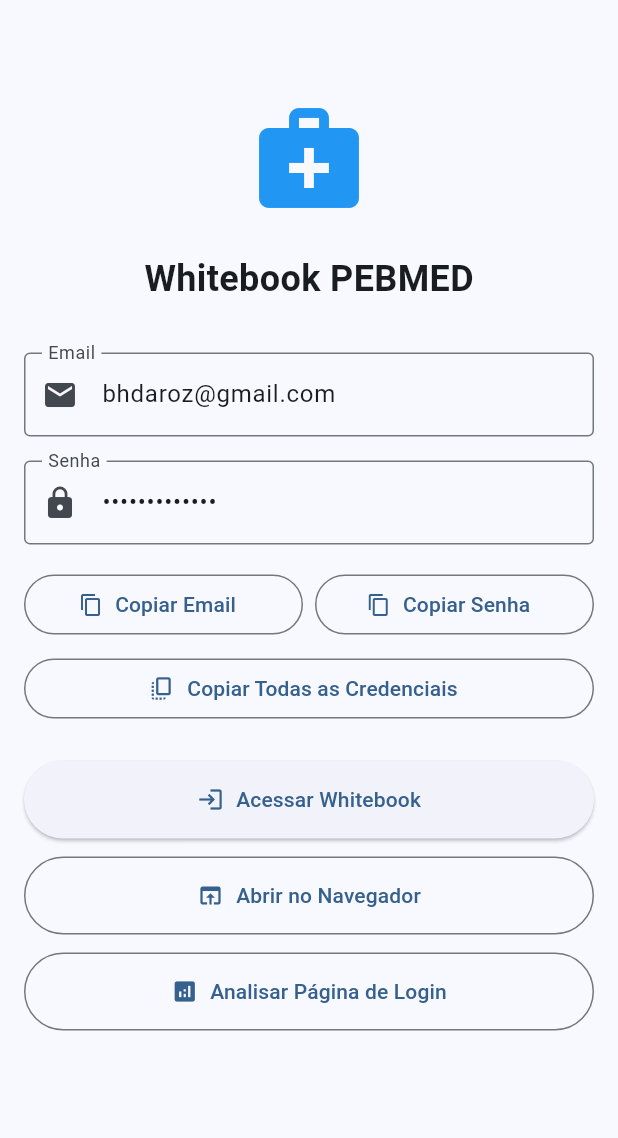
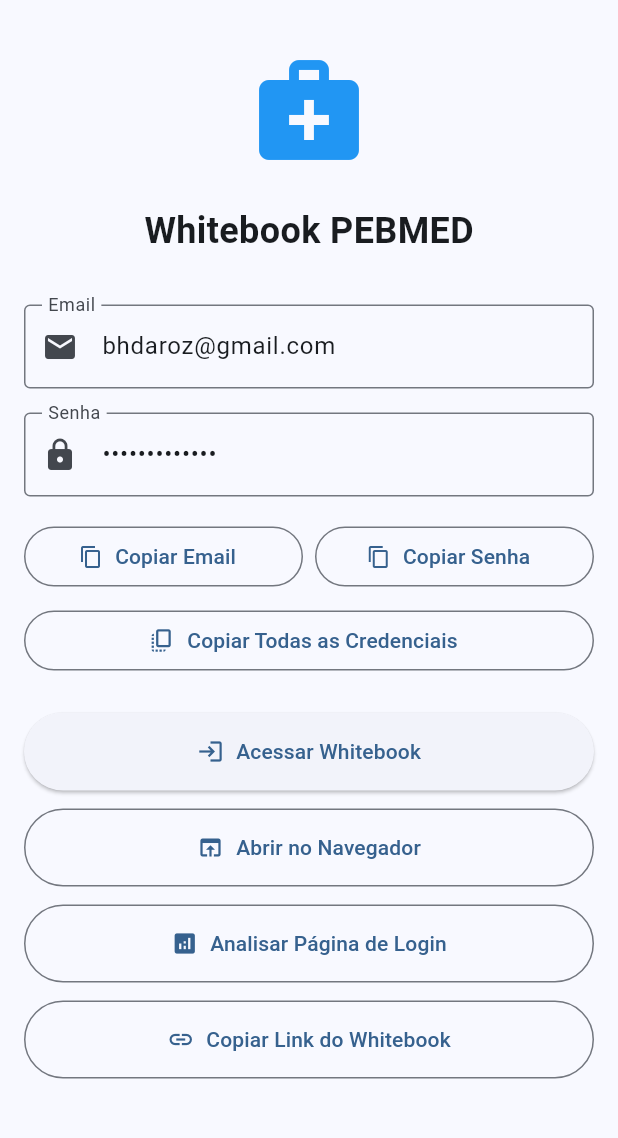
Before and after one commit to brunoCalcAnestesica/mc_book, a Flutter app: the screen it shows after launch, after a tap on "Copiar Senha", after a tap on "Abrir no Navegador", on a phone screen of 412 x 824 dp, the part 84-1222 px from its top. Run offline on Flutter 3.47's test engine with Material 3 defaults, Android fonts, the phone set to English and light mode, and no system bars; our stand-ins replace shared_preferences.

Commit message:
Fix browser opening issues and add link copying functionality

```diff
--- a/lib/main.dart
+++ b/lib/main.dart
@@ -90,11 +90,18 @@
     try {
       // Tentar abrir a página principal primeiro
       final mainUrl = Uri.parse('https://whitebook.pebmed.com.br/home/');
-      if (await canLaunchUrl(mainUrl)) {
+      bool launched = false;
+
+      try {
+        launched = await launchUrl(mainUrl, mode: LaunchMode.externalApplication);
+      } catch (e) {
+        print('Erro ao abrir página principal: $e');
+      }
+
+      if (launched) {
         setState(() {
-          _statusMessage = 'Abrindo página principal...';
+          _statusMessage = 'Página principal aberta!';
         });
-        await launchUrl(mainUrl, mode: LaunchMode.externalApplication);
       } else {
         // Se não conseguir, abrir página de login
         await _openWhitebookInBrowser();
@@ -105,15 +112,51 @@
   }
 
   Future<void> _openWhitebookInBrowser() async {
-    final url = Uri.parse('https://whitebook.pebmed.com.br/login/');
-    if (await canLaunchUrl(url)) {
+    try {
+      final url = Uri.parse('https://whitebook.pebmed.com.br/login/');
+
+      // Tentar diferentes modos de abertura
+      bool launched = false;
+
+      // Método 1: Modo externo
+      try {
+        launched = await launchUrl(url, mode: LaunchMode.externalApplication);
+      } catch (e) {
+        print('Erro no modo externo: $e');
+      }
+
+      // Método 2: Se falhar, tentar modo in-app
+      if (!launched) {
+        try {
+          launched = await launchUrl(url, mode: LaunchMode.inAppWebView);
+        } catch (e) {
+          print('Erro no modo in-app: $e');
+        }
+      }
+
+      // Método 3: Se ainda falhar, tentar modo padrão
+      if (!launched) {
+        try {
+          launched = await launchUrl(url);
+        } catch (e) {
+          print('Erro no modo padrão: $e');
+        }
+      }
+
+      if (launched) {
+        setState(() {
+          _statusMessage = 'Navegador aberto com sucesso!';
+        });
+      } else {
+        setState(() {
+          _statusMessage = 'Não foi possível abrir o navegador. Tente copiar o link manualmente.';
+        });
+        // Copiar URL para área de transferência
+        await Clipboard.setData(ClipboardData(text: url.toString()));
+      }
+    } catch (e) {
       setState(() {
-        _statusMessage = 'Abrindo no navegador...';
-      });
-      await launchUrl(url, mode: LaunchMode.externalApplication);
-    } else {
-      setState(() {
-        _statusMessage = 'Não foi possível abrir o navegador';
+        _statusMessage = 'Erro ao abrir navegador: $e';
       });
     }
   }
@@ -154,6 +197,22 @@
     await Clipboard.setData(ClipboardData(text: _passwordController.text));
     setState(() {
       _statusMessage = 'Senha copiada!';
+    });
+
+    Future.delayed(const Duration(seconds: 2), () {
+      if (mounted) {
+        setState(() {
+          _statusMessage = '';
+        });
+      }
+    });
+  }
+
+  Future<void> _copyWhitebookLink() async {
+    const url = 'https://whitebook.pebmed.com.br/login/';
+    await Clipboard.setData(ClipboardData(text: url));
+    setState(() {
+      _statusMessage = 'Link do Whitebook copiado!';
     });
 
     Future.delayed(const Duration(seconds: 2), () {
@@ -403,6 +462,18 @@
                         label: const Text('Analisar Página de Login'),
                       ),
                     ),
+                    const SizedBox(height: 12),
+                    SizedBox(
+                      width: double.infinity,
+                      child: OutlinedButton.icon(
+                        onPressed: _copyWhitebookLink,
+                        style: OutlinedButton.styleFrom(
+                          padding: const EdgeInsets.symmetric(vertical: 16),
+                        ),
+                        icon: const Icon(Icons.link),
+                        label: const Text('Copiar Link do Whitebook'),
+                      ),
+                    ),
                   ],
                 ),
               const SizedBox(height: 16),
```
Also changed, not shown: 1 other file.
